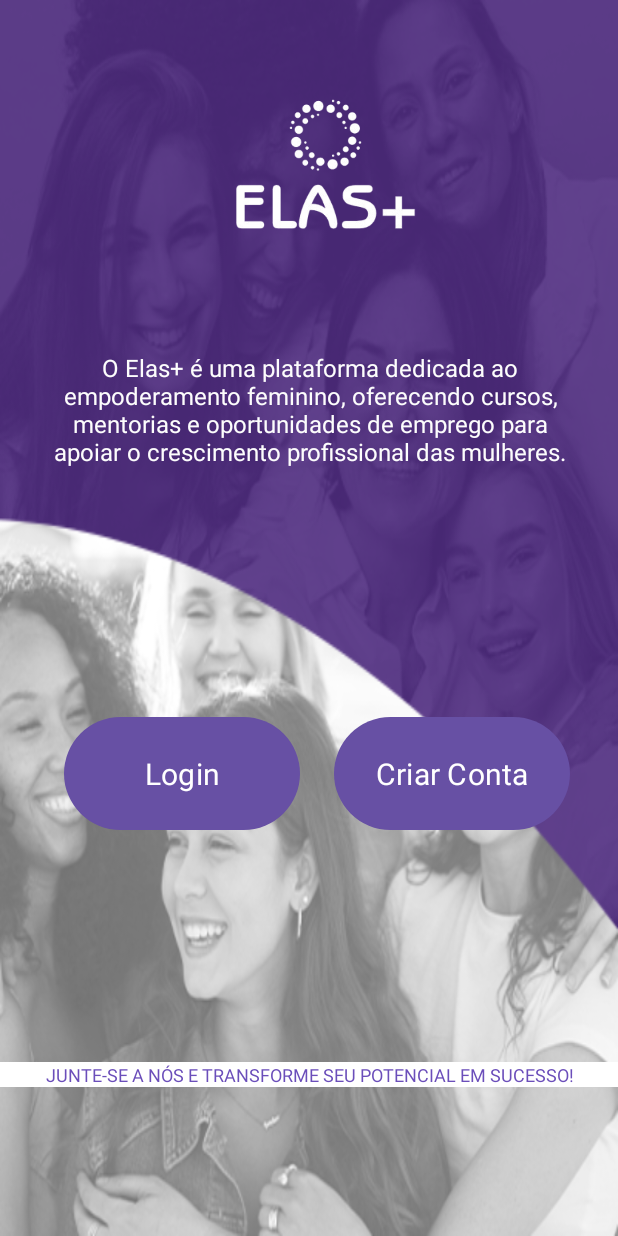
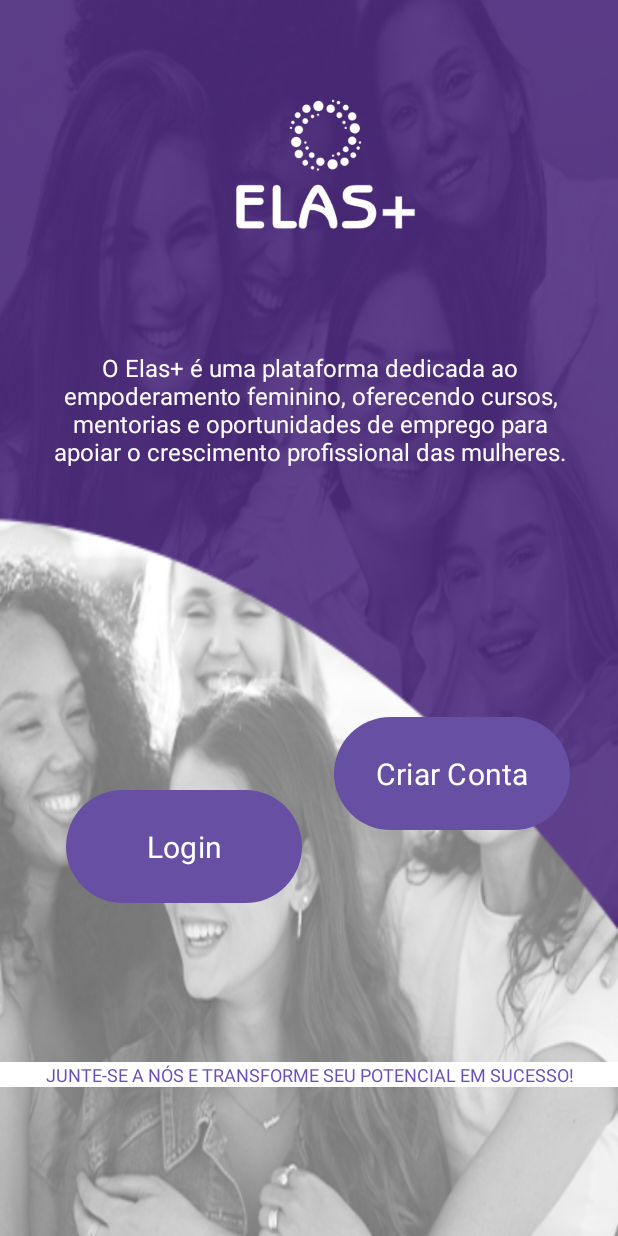
Before and after one commit to WECTI-ONU/elas, an Android app: the screen it shows after launch (MainActivity), on a phone screen of 412 x 824 dp. Run offline under Robolectric (Android 15) with nearby library versions, the phone set to English and light mode, and no system bars; Roboto replaces fonts that are not available here.

Commit message:
Comit teste

```diff
--- a/app/src/main/res/layout/activity_main.xml
+++ b/app/src/main/res/layout/activity_main.xml
@@ -18,10 +18,10 @@
         android:textSize="20sp"
         app:layout_constraintBottom_toBottomOf="parent"
         app:layout_constraintEnd_toStartOf="@+id/btnentrar"
-        app:layout_constraintHorizontal_bias="0.329"
+        app:layout_constraintHorizontal_bias="0.363"
         app:layout_constraintStart_toStartOf="parent"
         app:layout_constraintTop_toTopOf="parent"
-        app:layout_constraintVertical_bias="0.64" />
+        app:layout_constraintVertical_bias="0.706" />
 
     <Button
         android:id="@+id/btnentrar"
```
